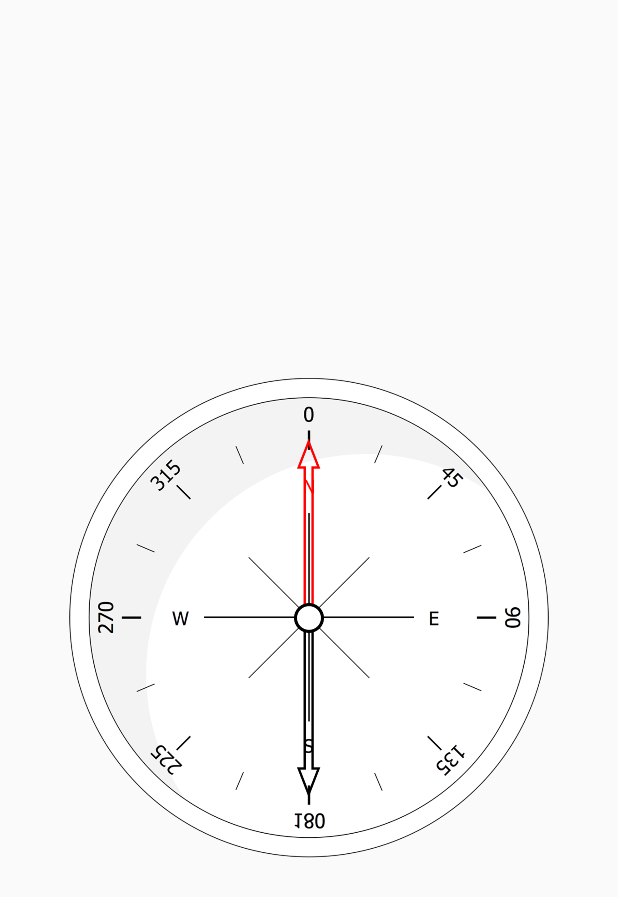
After one commit to DTU-Techgeeks/The-Traveller, an Android app: the layout activity_utilities_compass.xml on its own in the app's theme, with its tools: preview values and no code run, on a phone screen of 412 x 824 dp. The commit adds this screen. Shown: the top 897 px of the screen. Run offline under Robolectric (Android 15) with nearby library versions, the light colour scheme and no system bars; Roboto replaces fonts that are not available here.

Commit message:
Compass added

```diff
--- a/app/src/main/java/com/example/android/thetraveller/Utils/UtilActivity.java
+++ b/app/src/main/java/com/example/android/thetraveller/Utils/UtilActivity.java
@@ -42,7 +42,7 @@ public class UtilActivity extends AppCompatActivity implements CardViewOptionsAd
                 startActivity(new Intent(getBaseContext(),ChecklistActivity.class));
                 break;
             case 1 :
-                startActivity(new Intent(getBaseContext(),WeatherForecastActivity.class));
+//                startActivity(new Intent(getBaseContext(),WeatherForecastActivity.class));
                 break;
             case 2 :
                 startActivity(new Intent(getBaseContext(),CompassActivity.class));
--- /dev/null
+++ b/app/src/main/res/layout/activity_utilities_compass.xml
@@ -0,0 +1,26 @@
+<?xml version="1.0" encoding="utf-8"?>
+<RelativeLayout xmlns:android="http://schemas.android.com/apk/res/android"
+    xmlns:tools="http://schemas.android.com/tools"
+    android:layout_width="match_parent"
+    android:layout_height="match_parent"
+    android:paddingLeft="@dimen/activity_horizontal_margin"
+    android:paddingRight="@dimen/activity_horizontal_margin"
+    android:paddingTop="@dimen/activity_vertical_margin"
+    android:paddingBottom="@dimen/activity_vertical_margin"
+    tools:context=".Utils.CompassActivity">
+    <ImageView
+        android:id="@+id/compass_image_dial"
+        android:layout_width="320dp"
+        android:layout_height="320dp"
+        android:layout_centerInParent="true"
+        android:contentDescription="@string/compass_dial"
+        android:src="@drawable/compass_dial" />
+    <ImageView
+        android:id="@+id/compass_image_hands"
+        android:layout_width="20dp"
+        android:layout_height="240dp"
+        android:layout_centerInParent="true"
+        android:contentDescription="@string/compass_hands"
+        android:scaleType="fitXY"
+        android:src="@drawable/compass_hands" />
+</RelativeLayout>
```
Also changed, not shown: app/src/main/java/com/example/android/thetraveller/Utils/CompassActivity.java (+112 -2 lines), app/src/main/java/com/example/android/thetraveller/Utils/WeatherForecastActivity.java (deleted, +0 -15 lines), app/src/main/res/raw/weather.json (added, +1 -0 lines), app/src/main/res/drawable-v24/compass_dial.png (added), app/src/main/res/drawable-v24/compass_hands.png (added).
